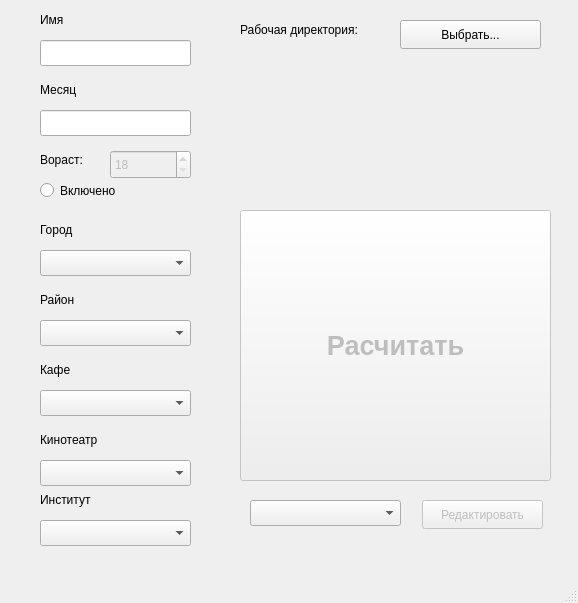
The window that mainwindow.ui (vozerVZ/studentCounterQT) describes before a commit, drawn with Qt 5.
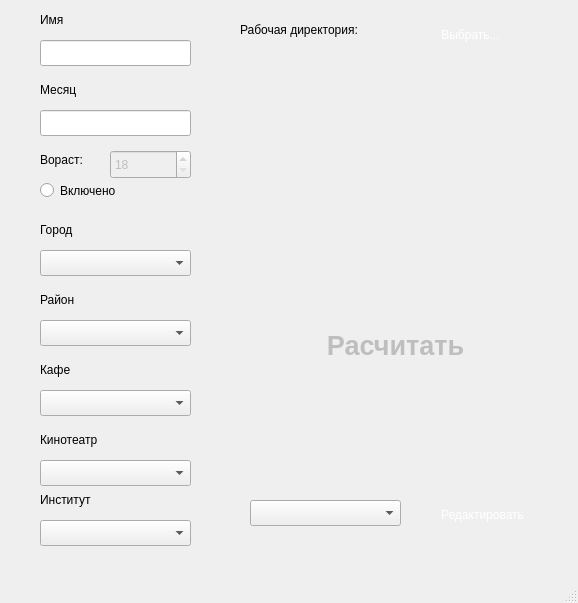
The same window after the commit. Icons and pictures are not drawn.

Commit message: Added cool design

What changed in the file:
```diff
--- a/mainwindow.ui
+++ b/mainwindow.ui
@@ -167,7 +167,8 @@
      </font>
     </property>
     <property name="styleSheet">
-     <string notr="true"/>
+     <string notr="true">border:0;
+border-image:url(C://Users//vozer//Documents//StudentMoneyCounter//count_cat.jpg);</string>
     </property>
     <property name="text">
      <string>Расчитать</string>
@@ -182,6 +183,11 @@
       <height>29</height>
      </rect>
     </property>
+    <property name="styleSheet">
+     <string notr="true">border:0;
+border-image:url(C://Users//vozer//Documents//StudentMoneyCounter//vmaz_cat.jfif);
+color:white;</string>
+    </property>
     <property name="text">
      <string>Выбрать...</string>
     </property>
@@ -263,6 +269,11 @@
       <height>29</height>
      </rect>
     </property>
+    <property name="styleSheet">
+     <string notr="true">border:0;
+border-image:url(C://Users//vozer//Documents//StudentMoneyCounter//vmaz_cat.jfif);
+color:white;</string>
+    </property>
     <property name="text">
      <string>Редактировать</string>
     </property>
```
The commit also changes 4 other files.
